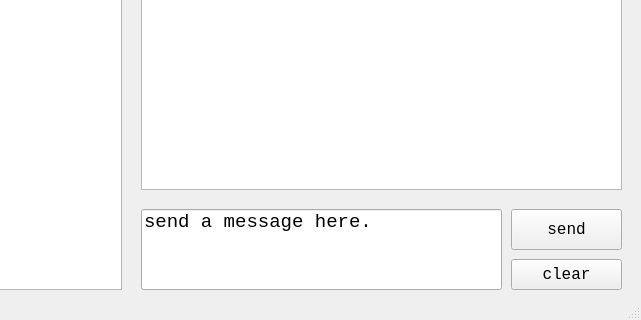
Before: the Qt Designer form chatroom.ui in Voychek1024/Socket_Chatroom, drawn with Qt 5; both pictures show x 159 to 800 and y 280 to 600 of the 800 by 600 pixel window.
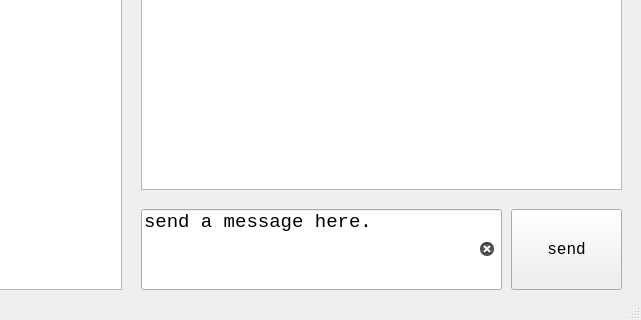
After: the same form once the commit is applied.

Diff of the .ui file:
```diff
--- a/chatroom.ui
+++ b/chatroom.ui
@@ -91,7 +91,7 @@
       <x>670</x>
       <y>470</y>
       <width>111</width>
-      <height>41</height>
+      <height>81</height>
      </rect>
     </property>
     <property name="font">
@@ -104,25 +104,6 @@
      <string>send</string>
     </property>
    </widget>
-   <widget class="QPushButton" name="pushButton_2">
-    <property name="geometry">
-     <rect>
-      <x>670</x>
-      <y>520</y>
-      <width>111</width>
-      <height>31</height>
-     </rect>
-    </property>
-    <property name="font">
-     <font>
-      <family>Consolas</family>
-      <pointsize>12</pointsize>
-     </font>
-    </property>
-    <property name="text">
-     <string>clear</string>
-    </property>
-   </widget>
    <widget class="QLineEdit" name="lineEdit">
     <property name="geometry">
      <rect>
@@ -144,6 +125,12 @@
     <property name="alignment">
      <set>Qt::AlignLeading|Qt::AlignLeft|Qt::AlignTop</set>
     </property>
+    <property name="dragEnabled">
+     <bool>true</bool>
+    </property>
+    <property name="clearButtonEnabled">
+     <bool>true</bool>
+    </property>
    </widget>
    <widget class="QLabel" name="label_2">
     <property name="geometry">
```
